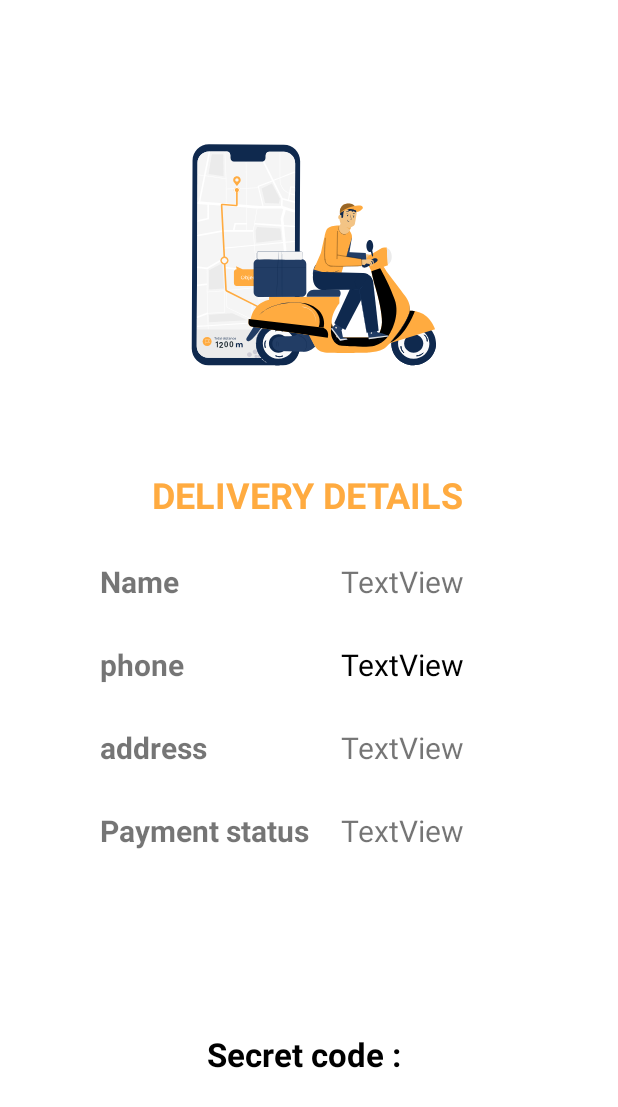
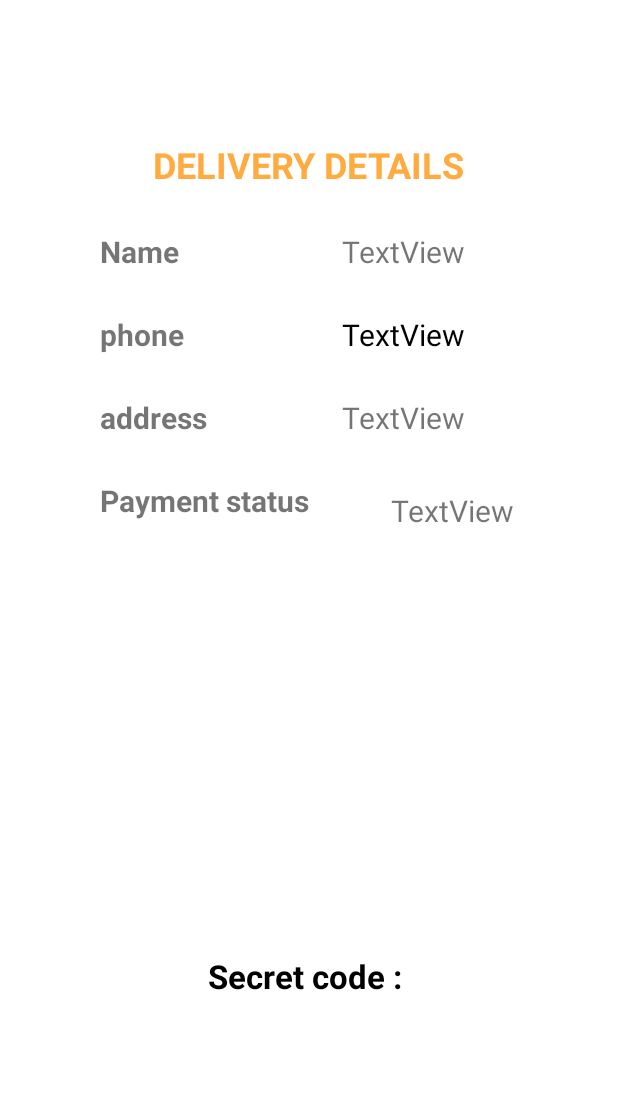
Before and after one commit to Aryansan1999/practice, an Android app: the layout activity_display_details.xml on its own in the app's theme, with its tools: preview values and no code run, on a phone screen of 412 x 824 dp. Shown: the top 1107 px of the screen. Run offline under Robolectric (Android 15) with nearby library versions, the phone set to English and light mode, and no system bars.

Commit message:
all done except cart

```diff
--- a/app/src/main/java/com/example/practice/OnClickHanler.java
+++ /dev/null
@@ -1,6 +0,0 @@
-package com.example.practice;
-
-public interface OnClickHanler {
-    void onClick();
-
-}
--- a/app/src/main/java/com/example/practice/display_details.java
+++ b/app/src/main/java/com/example/practice/display_details.java
@@ -26,7 +26,7 @@ public class display_details extends AppCompatActivity {
     @Override
     protected void onCreate(Bundle savedInstanceState) {
         super.onCreate(savedInstanceState);
-        setContentView(R.layout.activity_DisplayPage);
+        setContentView(R.layout.activity_display_details);
         tv_name = (TextView) findViewById(R.id.tv_name);
         tv_address = (TextView) findViewById(R.id.tv_address);
         tv_phone = (TextView) findViewById(R.id.tv_phone);
--- a/app/src/main/res/layout/activity_display_details.xml
+++ b/app/src/main/res/layout/activity_display_details.xml
@@ -5,22 +5,6 @@
     android:layout_width="match_parent"
     android:layout_height="match_parent"
     tools:context=".display_details">
-
-    <com.airbnb.lottie.LottieAnimationView
-        android:id="@+id/animationView"
-        android:layout_width="268dp"
-        android:layout_height="227dp"
-        app:layout_constraintBottom_toBottomOf="parent"
-        app:layout_constraintEnd_toEndOf="parent"
-        app:layout_constraintHorizontal_bias="0.496"
-        app:layout_constraintStart_toStartOf="parent"
-        app:layout_constraintTop_toTopOf="parent"
-        app:layout_constraintVertical_bias="0.09"
-        app:lottie_autoPlay="true"
-        app:lottie_loop="true"
-        app:lottie_rawRes="@raw/payment"
-        app:lottie_url="REPLACE_JSON_URL"
-        tools:ignore="MissingConstraints" />
 
     <TextView
         android:id="@+id/textView2"
@@ -39,15 +23,15 @@
         android:id="@+id/textView4"
         android:layout_width="wrap_content"
         android:layout_height="wrap_content"
-        android:layout_marginTop="32dp"
         android:text="@string/delivery_details"
         android:textColor="#FFAB40"
         android:textSize="24sp"
         android:textStyle="bold"
-        app:layout_constraintEnd_toEndOf="@+id/animationView"
-        app:layout_constraintHorizontal_bias="0.498"
-        app:layout_constraintStart_toStartOf="@+id/animationView"
-        app:layout_constraintTop_toBottomOf="@+id/animationView" />
+        app:layout_constraintBottom_toBottomOf="parent"
+        app:layout_constraintEnd_toEndOf="parent"
+        app:layout_constraintStart_toStartOf="parent"
+        app:layout_constraintTop_toTopOf="parent"
+        app:layout_constraintVertical_bias="0.118" />
 
     <TextView
         android:id="@+id/textView5"
@@ -121,10 +105,12 @@
         android:layout_height="wrap_content"
         android:text="TextView"
         android:textSize="20sp"
-        app:layout_constraintBottom_toBottomOf="@+id/textView7"
+        app:layout_constraintBottom_toTopOf="@+id/tv_secretCode"
         app:layout_constraintEnd_toEndOf="parent"
-        app:layout_constraintHorizontal_bias="0.0"
-        app:layout_constraintStart_toStartOf="@+id/tv_address" />
+        app:layout_constraintHorizontal_bias="0.441"
+        app:layout_constraintStart_toEndOf="@+id/textView7"
+        app:layout_constraintTop_toBottomOf="@+id/tv_address"
+        app:layout_constraintVertical_bias="0.109" />
 
     <TextView
         android:id="@+id/tv_secretCode"
@@ -135,8 +121,8 @@
         android:textSize="22sp"
         android:textStyle="bold"
         app:layout_constraintBottom_toBottomOf="parent"
-        app:layout_constraintEnd_toEndOf="@+id/animationView"
-        app:layout_constraintStart_toStartOf="@+id/animationView"
+        app:layout_constraintEnd_toEndOf="@+id/textView4"
+        app:layout_constraintStart_toStartOf="@+id/textView4"
         app:layout_constraintTop_toBottomOf="@+id/textView4"
         app:layout_constraintVertical_bias="0.763" />
 
--- a/app/src/main/res/values/strings.xml
+++ b/app/src/main/res/values/strings.xml
@@ -3,7 +3,7 @@
     <string name="proceed_to_pay">Proceed to Pay</string>
     <string name="thank_you_for_being_a_great_coustomer">Thank you for being a great coustomer</string>
     <string name="phone_number">Phone Number</string>
-    <string name="name">Name</string>
+
     <string name="address">Address</string>
     <string name="place_your_order">place your order</string>
     <string name="cash_on_delivery">CASH ON DELIVERY</string>
--- a/build.gradle
+++ b/build.gradle
@@ -5,7 +5,8 @@ buildscript {
         mavenCentral()
     }
     dependencies {
-        classpath "com.android.tools.build:gradle:7.0.1"
+        classpath "com.android.tools.build" +
+                ":gradle:7.0.3"
         classpath 'com.google.gms:google-services:4.3.10'
 
         // NOTE: Do not place your application dependencies here; they belong
```
Also changed, not shown: app/build.gradle (+16 -20 lines), app/src/main/java/com/example/practice/MainActivity.java (+11 -11 lines), app/src/main/java/com/example/practice/Payment.java (+7 -3 lines), app/src/main/java/com/example/practice/myAdapter.java (+3 -6 lines), app/src/main/java/com/example/practice/users.java (+6 -7 lines).
